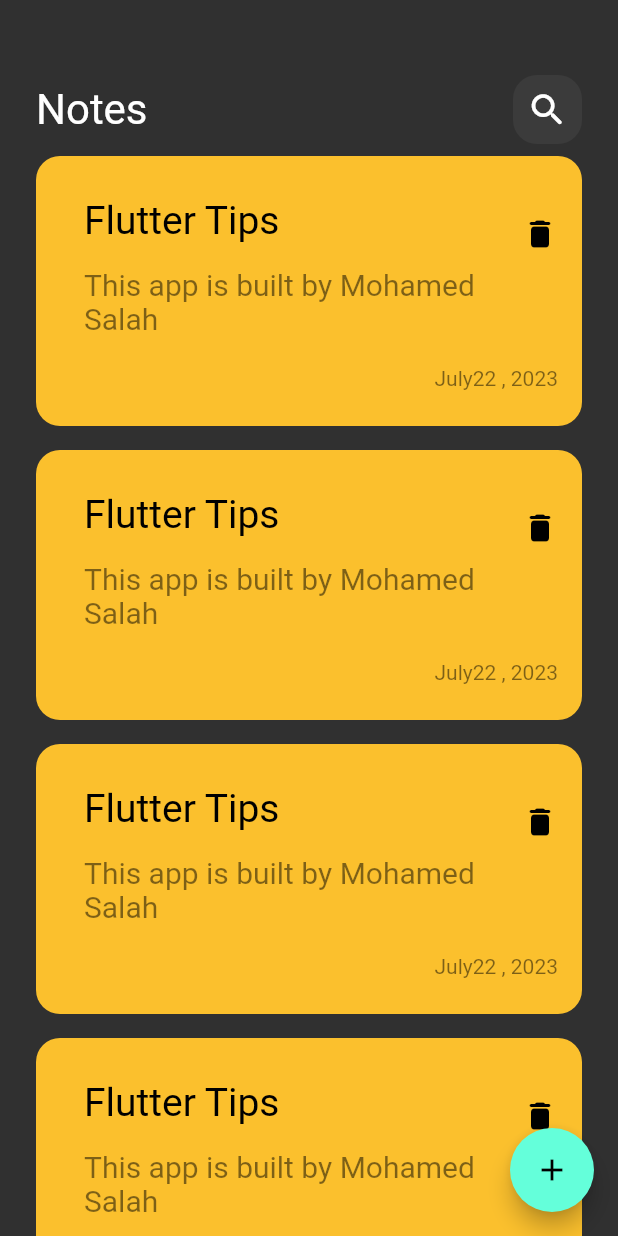
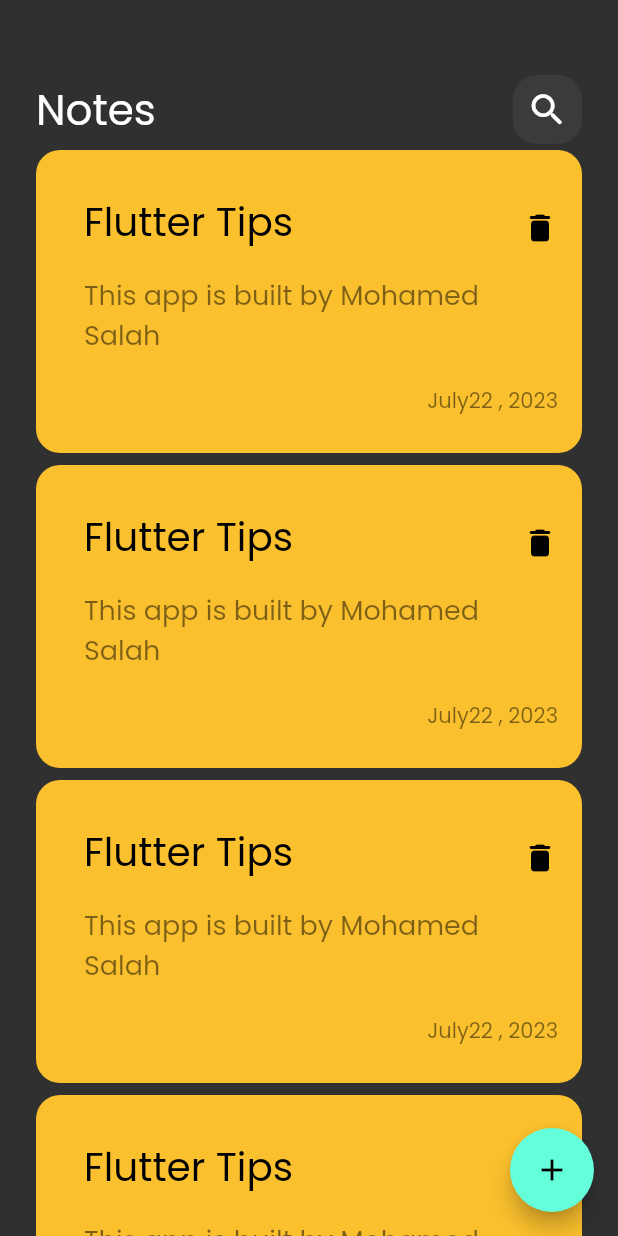
Before and after one commit to Mo7med-Ga3fer/notes_app, a Flutter app: the screen it shows after launch, on a phone screen of 412 x 824 dp. Run offline on Flutter 3.47's test engine with Material 2 defaults, Android fonts, the phone set to English and light mode, and no system bars.

Commit message:
changing text font

```diff
--- a/lib/main.dart
+++ b/lib/main.dart
@@ -14,6 +14,7 @@ class NotesApp extends StatelessWidget {
     return MaterialApp(
       theme: ThemeData(
         brightness: Brightness.dark,
+        fontFamily: 'Poppins',
       ),
       home: const HomeView(),
       debugShowCheckedModeBanner: false,
--- a/lib/widgets/custom_note_item.dart
+++ b/lib/widgets/custom_note_item.dart
@@ -22,7 +22,7 @@ class CustomNoteItem extends StatelessWidget {
             subtitle: Padding(
               padding: const EdgeInsets.symmetric(vertical: 16),
               child: Text('This app is built by Mohamed Salah', style: TextStyle(
-                fontSize: 20,
+                fontSize: 18,
                 color: Colors.black.withOpacity(0.5),
               ),),
             ),
--- a/lib/widgets/notes_list_view.dart
+++ b/lib/widgets/notes_list_view.dart
@@ -10,7 +10,7 @@ class NotesListView extends StatelessWidget {
     return ListView.builder(
       itemBuilder: (context, index){
         return const Padding(
-          padding: EdgeInsets.symmetric(vertical: 8),
+          padding: EdgeInsets.symmetric(vertical: 4),
           child: CustomNoteItem(),
         );
       }
```
Also changed, not shown: pubspec.yaml (+4 -4 lines), assets/fonts/Poppins-Regular.ttf (added).
